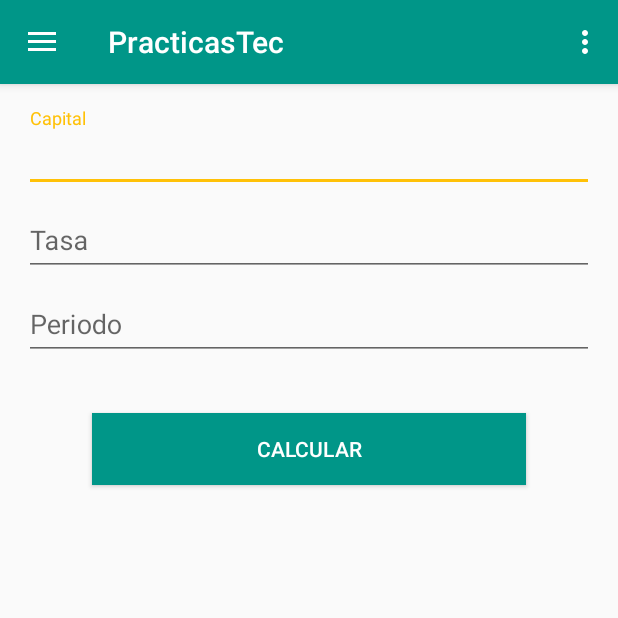
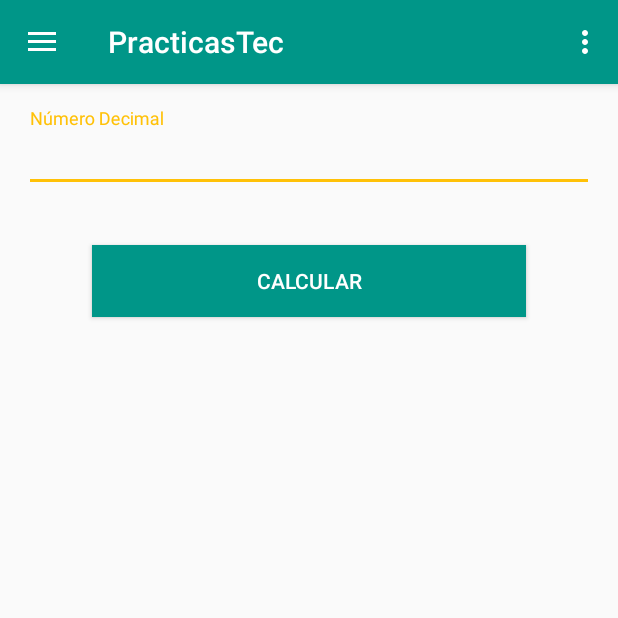
Before and after one commit to chunel44/PracticasTec, an Android app: the screen it shows after launch (MainActivity), in the side drawer, after a tap on "Problema 3", on a phone screen of 412 x 824 dp, the top half of it. Run offline under Robolectric (Android 15) with nearby library versions, the light colour scheme and no system bars; our stand-ins replace ButterKnife.

Commit message:
Problemas 2

```diff
--- a/app/src/main/java/com/estrada/practicastec/MainActivity.java
+++ b/app/src/main/java/com/estrada/practicastec/MainActivity.java
@@ -104,6 +104,11 @@ public class MainActivity extends AppCompatActivity
 
 
         } else if (id == R.id.problema3) {
+            Problema3Fragment fragment = new Problema3Fragment();
+            android.support.v4.app.FragmentTransaction fragmentTransaction =
+                    getSupportFragmentManager().beginTransaction();
+            fragmentTransaction.replace(R.id.fragment_container, fragment);
+            fragmentTransaction.commit();
 
         } else if (id == R.id.problema4) {
 
--- a/app/src/main/java/com/estrada/practicastec/Problemas.java
+++ b/app/src/main/java/com/estrada/practicastec/Problemas.java
@@ -23,6 +23,6 @@ public class Problemas {
         minutos = (decimal%3600)/60;
         segundos = (decimal%36000)%3600;
 
-        return  decimal+" segundos tiene: \n"+horas + " horas \n"+minutos+" minutos \n"+segundos+" segundos \n";
+        return  decimal+" segundos tiene: \n"+(int)horas + " horas \n"+(int)minutos+" minutos \n"+(int)segundos+" segundos \n";
     }
 }
--- a/app/src/main/res/layout/fragment_problema3.xml
+++ b/app/src/main/res/layout/fragment_problema3.xml
@@ -27,7 +27,8 @@
                 android:layout_width="fill_parent"
                 android:layout_height="wrap_content"
                 android:hint="Número Decimal"
-                android:inputType="number"
+                android:freezesText="true"
+                android:inputType="numberDecimal"
                 android:layout_marginTop="45dp"
                 />
         </android.support.design.widget.TextInputLayout>
@@ -48,6 +49,7 @@
             android:layout_width="wrap_content"
             android:layout_height="wrap_content"
             android:textColor="#212121"
+            android:freezesText="true"
             android:textSize="18dp"
             android:layout_marginTop="25dp"
             android:layout_marginLeft="15dp"
```
